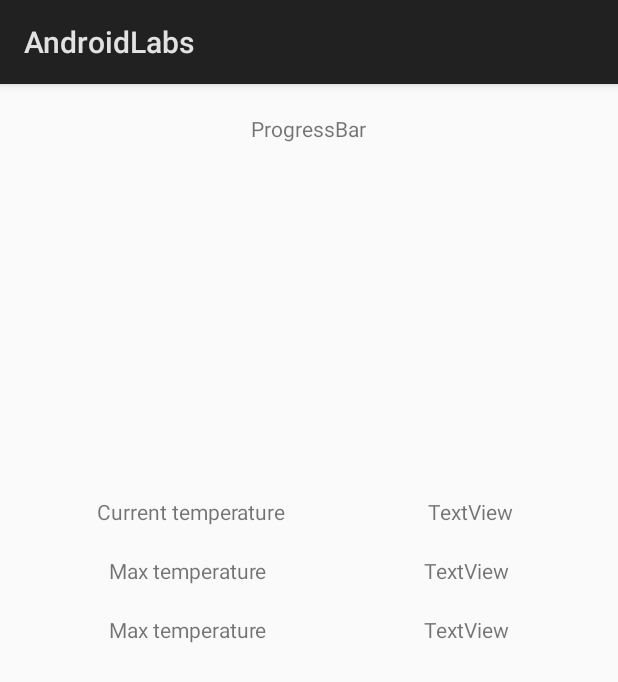
After one commit to michael-haoliu/androidLabs, an Android app: the layout activity_weather_forecast.xml on its own in the app's theme, with its tools: preview values and no code run, on a phone screen of 412 x 824 dp. The commit adds this screen. Shown: the top 682 px of the screen. Run offline under Robolectric (Android 15) with nearby library versions, the phone set to English and light mode, and no system bars.

Commit message:
Lab 6 first not working need debug

```diff
--- /dev/null
+++ b/app/src/main/res/layout/activity_weather_forecast.xml
@@ -0,0 +1,117 @@
+<?xml version="1.0" encoding="utf-8"?>
+<LinearLayout
+
+    xmlns:android="http://schemas.android.com/apk/res/android"
+    xmlns:app="http://schemas.android.com/apk/res-auto"
+    xmlns:tools="http://schemas.android.com/tools"
+    android:layout_width="match_parent"
+    android:layout_height="match_parent"
+    android:padding="10dp"
+    android:orientation="vertical"
+
+    tools:context="com.example.hliu.androidlabs.WeatherForecastActivity">
+
+    <LinearLayout
+        android:layout_width="match_parent"
+        android:layout_height="wrap_content"
+        android:gravity="center"
+        android:padding="10dp"
+        android:orientation="vertical">
+
+        <TextView
+            android:layout_width="wrap_content"
+            android:layout_height="wrap_content"
+            android:text="@string/string_progressBar" />
+
+        <ProgressBar
+            android:id="@+id/progressBar1_ID"
+            style="?android:attr/progressBarStyleHorizontal"
+            android:layout_width="match_parent"
+            android:layout_height="wrap_content"
+            android:visibility="invisible" />
+
+        <ImageView
+            android:id="@+id/imageWeather_ID"
+            android:layout_width="200dp"
+            android:layout_height="200dp" />
+
+    </LinearLayout>
+
+
+
+    <LinearLayout
+        android:layout_width="match_parent"
+        android:layout_height="wrap_content"
+        android:padding="10dp"
+        android:gravity="center">
+
+        <TextView
+            android:layout_width="165dp"
+            android:layout_height="wrap_content"
+            android:layout_weight="1"
+            android:text="@string/string_currentTemp"
+            android:textAlignment="center" />
+
+        <TextView
+            android:id="@+id/stringCurrentTemp_ID"
+            android:layout_width="wrap_content"
+            android:layout_height="wrap_content"
+            android:textAlignment="center"
+            android:layout_weight="2
+"
+            android:text="TextView"/>
+
+    </LinearLayout>
+
+
+    <LinearLayout
+        android:layout_width="match_parent"
+        android:layout_height="wrap_content"
+        android:padding="10dp"
+        android:gravity="center">
+        <TextView
+            android:layout_width="wrap_content"
+            android:layout_height="wrap_content"
+            android:textAlignment="center"
+            android:layout_weight="1"
+            android:text="@string/string_maxTemp" />
+
+        <TextView
+            android:id="@+id/stringMinTemp_ID"
+            android:layout_width="wrap_content"
+            android:layout_height="wrap_content"
+            android:textAlignment="center"
+            android:layout_weight="1"
+            android:text="TextView" />
+
+    </LinearLayout>
+
+    <LinearLayout
+        android:layout_width="match_parent"
+        android:layout_height="wrap_content"
+        android:padding="10dp"
+
+        android:gravity="center">
+
+        <TextView
+            android:layout_width="wrap_content"
+            android:layout_height="wrap_content"
+            android:textAlignment="center"
+            android:layout_weight="1"
+            android:text="@string/string_maxTemp" />
+
+        <TextView
+            android:id="@+id/stringMaxTemp_ID"
+            android:layout_width="wrap_content"
+            android:layout_height="wrap_content"
+            android:textAlignment="center"
+            android:layout_weight="1"
+            android:text="TextView" />
+    </LinearLayout>
+
+
+
+
+
+
+</LinearLayout>
--- a/app/src/main/res/values/strings.xml
+++ b/app/src/main/res/values/strings.xml
@@ -15,4 +15,8 @@
     <string name="cancel">Cancel</string>
     <string name="button_startChat">Start Chat</string>
     <string name="button_sendChat">Send</string>
+    <string name="string_currentTemp">Current temperature</string>
+    <string name="string_minTemp">Min temeperature</string>
+    <string name="string_maxTemp">Max temperature</string>
+    <string name="string_progressBar">ProgressBar</string>
 </resources>
```
Also changed, not shown: app/src/main/AndroidManifest.xml (+10 -10 lines), app/src/main/java/com/example/hliu/androidlabs/StartActivity.java (+13 -2 lines), app/src/main/java/com/example/hliu/androidlabs/WeatherForecastActivity.java (added, +260 -0 lines), app/src/main/res/layout/activity_start.xml (+16 -0 lines).
